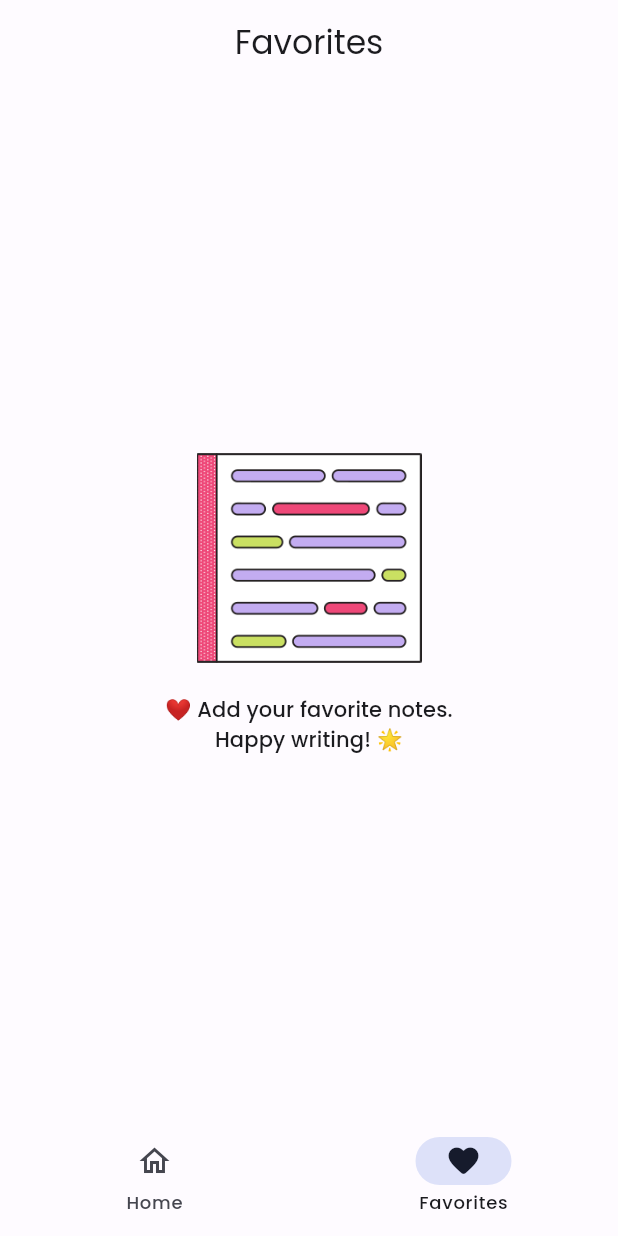
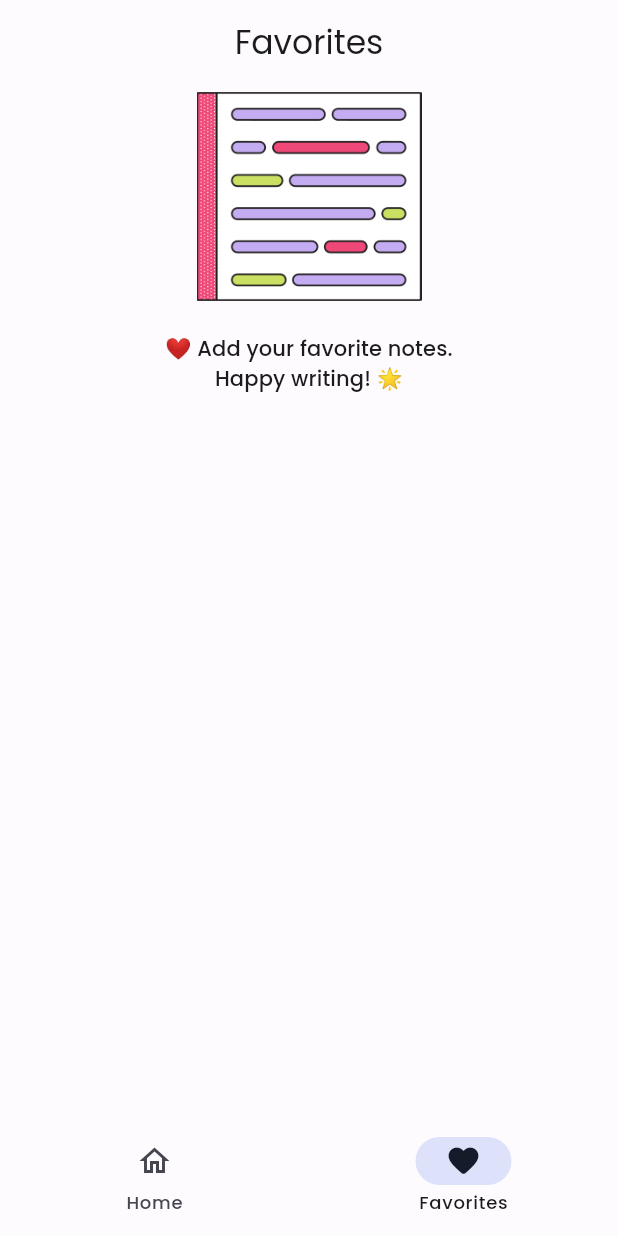
Before and after one commit to cisnux-seed/note-app, a Flutter app: the FavoritePage screen opened by its route, on a phone screen of 412 x 824 dp. Run offline on Flutter 3.47's test engine with Material 2 defaults, Android fonts, the phone set to English and light mode, and no system bars; our stand-ins replace flutter_riverpod, freezed_annotation, go_router, google_fonts, hive, hive_flutter and 1 more; accounts and stored records are empty; generated files the repository leaves out were written again.

Commit message:
fix overflow in favorite page

```diff
--- a/lib/presentation/pages/favorite/favorite_page.dart
+++ b/lib/presentation/pages/favorite/favorite_page.dart
@@ -28,6 +28,7 @@ final class FavoritePage extends ConsumerWidget {
                     ),
               ),
             ),
+            child: SafeArea(
               child: _buildAdaptiveBody(
                 context,
                 favoriteNoteState,
@@ -35,6 +36,7 @@ final class FavoritePage extends ConsumerWidget {
                 onDismissed: (_, favoriteNote) => ref.read(
                   swipeNoteProvider(
                     favoriteNote: favoriteNote.copyWith(isFavorite: false),
+                  ),
                 ),
               ),
             ),
@@ -49,7 +51,8 @@ final class FavoritePage extends ConsumerWidget {
               ),
               centerTitle: true,
             ),
-            body: _buildAdaptiveBody(
+            body: SafeArea(
+              child: _buildAdaptiveBody(
                 context,
                 favoriteNoteState,
                 navBarNotifier,
@@ -67,7 +70,8 @@ final class FavoritePage extends ConsumerWidget {
                         label: 'Undo',
                         onPressed: () => ref.read(
                           swipeNoteProvider(
-                          favoriteNote: favoriteNote.copyWith(isFavorite: true),
+                            favoriteNote:
+                                favoriteNote.copyWith(isFavorite: true),
                           ),
                         ),
                       ),
@@ -77,6 +81,7 @@ final class FavoritePage extends ConsumerWidget {
                     ),
                   );
                 },
+              ),
             ),
           );
   }
@@ -90,8 +95,9 @@ final class FavoritePage extends ConsumerWidget {
   }) =>
       favoriteNoteState.whenOrNull(
         data: (favoriteNotes) => favoriteNotes.isEmpty
-                ? Center(
-                  child: Column(
+            ? ListView(
+                children: [
+                  Column(
                     mainAxisAlignment: MainAxisAlignment.center,
                     children: [
                       const Image(
@@ -105,10 +111,8 @@ final class FavoritePage extends ConsumerWidget {
                         child: Text(
                           '❤️ Add your favorite notes.\nHappy writing! 🌟',
                           textAlign: TextAlign.center,
-                          style: Theme.of(context)
-                              .textTheme
-                              .labelLarge
-                              ?.copyWith(
+                          style:
+                              Theme.of(context).textTheme.labelLarge?.copyWith(
                                     color: Theme.of(context)
                                         .adaptiveOnSurface(context),
                                   ),
@@ -116,9 +120,9 @@ final class FavoritePage extends ConsumerWidget {
                       )
                     ],
                   ),
+                ],
               )
-                : SafeArea(
-                  child: Padding(
+            : Padding(
                 padding: const EdgeInsets.only(
                   left: 16.0,
                   right: 16.0,
@@ -145,7 +149,6 @@ final class FavoritePage extends ConsumerWidget {
                   itemCount: favoriteNotes.length,
                 ),
               ),
-                ),
       ) ??
       Center(
         child: Theme.of(context).adaptiveCircularProgress(context),
```
Lines whose indentation alone changed are shown as unchanged.
